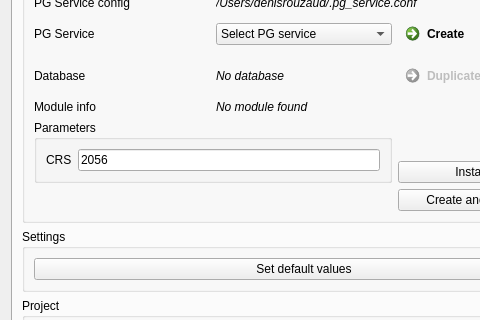
teksi/TMMT, file plugin/teksi_module_management_tool/ui/main_dialog.ui: the form before one commit; both pictures show x 0 to 480 and y 204 to 524 of the 608 by 890 pixel window.
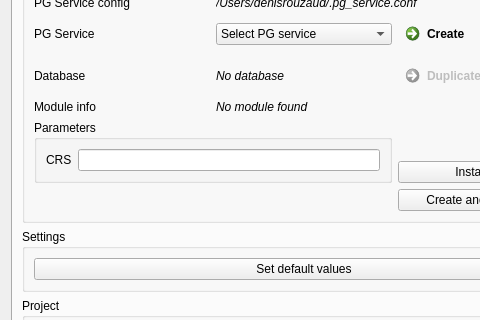
The form after the commit.

```diff
--- a/plugin/teksi_module_management_tool/ui/main_dialog.ui
+++ b/plugin/teksi_module_management_tool/ui/main_dialog.ui
@@ -73,7 +73,7 @@
              <item row="0" column="1">
               <widget class="QLineEdit" name="lineEdit">
                <property name="text">
-                <string>2056</string>
+                <string/>
                </property>
               </widget>
              </item>
```
Left out of the diff: 2 changed lines with no effect on the pictures.
